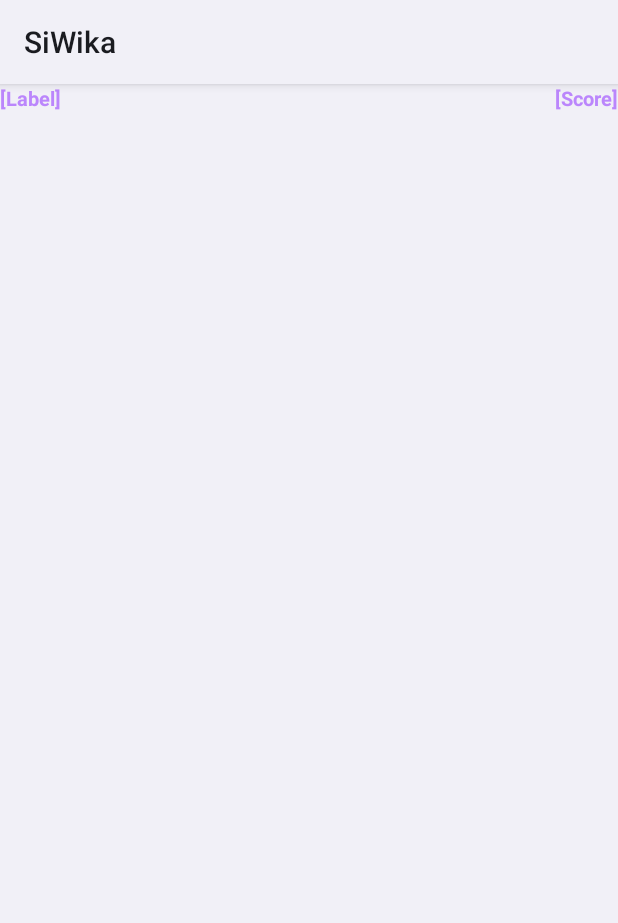
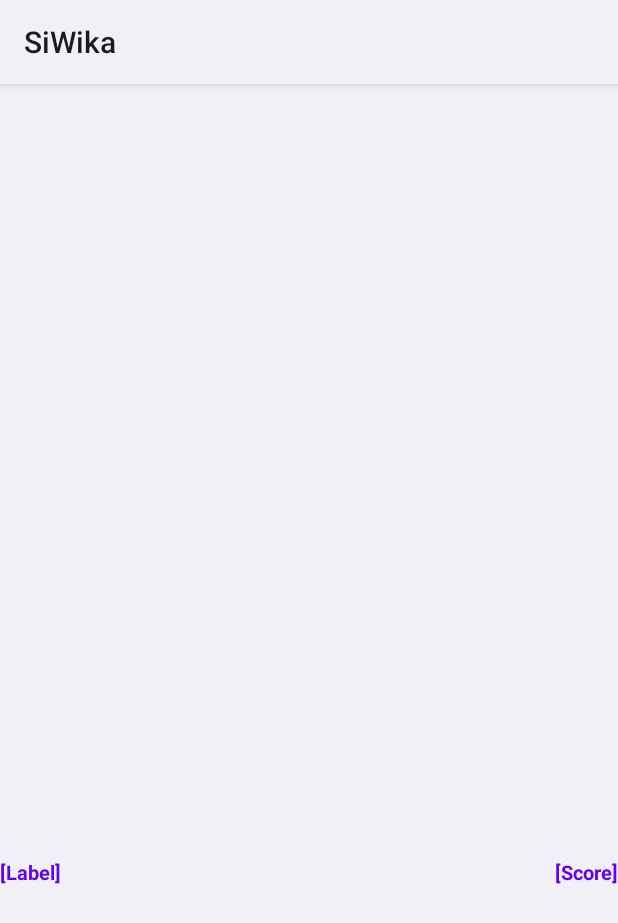
Before and after one commit to iiwake01/SiWika, an Android app built with Jetpack Compose: the layout cell_gesture_recognizer_result.xml on its own in the app's theme, with its tools: preview values and no code run, on a phone screen of 412 x 824 dp. Shown: the top 923 px of the screen. Run offline under Robolectric (Android 15) with nearby library versions, the phone set to English and light mode, and no system bars.

Commit message:
changed colors

```diff
--- a/app/src/main/java/com/example/siwika/ui/theme/Color.kt
+++ b/app/src/main/java/com/example/siwika/ui/theme/Color.kt
@@ -6,6 +6,6 @@ val Purple80 = Color(0xFFD0BCFF)
 val PurpleGrey80 = Color(0xFFCCC2DC)
 val Pink80 = Color(0xFFEFB8C8)
 
-val Purple40 = Color(0xFF6650a4)
+val Orange = Color(0xFFFFBF00)
 val PurpleGrey40 = Color(0xFF625b71)
 val Pink40 = Color(0xFF7D5260)
--- a/app/src/main/res/drawable/inset_splash.xml
+++ b/app/src/main/res/drawable/inset_splash.xml
@@ -2,9 +2,9 @@
 <inset
     xmlns:android="http://schemas.android.com/apk/res/android"
     android:drawable="@drawable/logo"
-    android:insetLeft="10dp"
-    android:insetRight="30dp"
-    android:insetTop="30dp"
-    android:insetBottom="10dp"
+    android:insetLeft="50dp"
+    android:insetRight="50dp"
+    android:insetTop="70dp"
+    android:insetBottom="70dp"
     android:inset="@dimen/splashscreen_icon_size"
     />
--- a/app/src/main/res/layout/cell_gesture_recognizer_result.xml
+++ b/app/src/main/res/layout/cell_gesture_recognizer_result.xml
@@ -2,30 +2,33 @@
 <androidx.constraintlayout.widget.ConstraintLayout xmlns:android="http://schemas.android.com/apk/res/android"
     xmlns:app="http://schemas.android.com/apk/res-auto"
     android:layout_width="match_parent"
-    android:layout_height="wrap_content"
+    android:layout_height="match_parent"
     xmlns:tools="http://schemas.android.com/tools">
+
+    <TextView
+        android:id="@+id/tvScore"
+        android:layout_width="wrap_content"
+        android:layout_height="wrap_content"
+        android:layout_marginTop="516dp"
+        android:textColor="@color/purple_500"
+        android:textSize="13sp"
+        android:textStyle="bold"
+        app:layout_constraintEnd_toEndOf="parent"
+        app:layout_constraintTop_toTopOf="parent"
+        tools:text="[Score]" />
 
     <TextView
         android:id="@+id/tvLabel"
         android:layout_width="0dp"
         android:layout_height="wrap_content"
-        tools:text="[Label]"
-        android:textColor="@color/purple_200"
+        android:layout_marginTop="516dp"
+        android:textColor="@color/purple_500"
         android:textSize="13sp"
         android:textStyle="bold"
         app:layout_constraintEnd_toStartOf="@+id/tvScore"
+        app:layout_constraintHorizontal_bias="0.0"
         app:layout_constraintStart_toStartOf="parent"
-        app:layout_constraintTop_toTopOf="parent" />
-
-    <TextView
-        android:id="@+id/tvScore"
-        android:layout_width="wrap_content"
-        android:layout_height="wrap_content"
-        tools:text="[Score]"
-        android:textColor="@color/purple_200"
-        android:textSize="13sp"
-        android:textStyle="bold"
-        app:layout_constraintEnd_toEndOf="parent"
-        app:layout_constraintTop_toTopOf="parent" />
+        app:layout_constraintTop_toTopOf="parent"
+        tools:text="[Label]" />
 
 </androidx.constraintlayout.widget.ConstraintLayout>
--- a/app/src/main/res/values-night/themes.xml
+++ b/app/src/main/res/values-night/themes.xml
@@ -3,12 +3,12 @@
     <style name="Theme.SiWika" parent="Theme.Material3.DayNight.NoActionBar" />
 
     <style name="Theme.Splash" parent="Theme.SplashScreen">
-        <item name="windowSplashScreenBackground">@color/black</item>
+        <item name="windowSplashScreenBackground">@color/white</item>
         <item name="windowSplashScreenAnimatedIcon">@drawable/inset_splash</item>
         <item name="windowSplashScreenAnimationDuration">300</item>
         <item name="postSplashScreenTheme">@style/Theme.SiWika</item>
         <!-- Status bar and Nav bar configs -->
-        <item name="android:statusBarColor" >@color/black</item>
-        <item name="android:navigationBarColor">@color/black</item>
+        <item name="android:statusBarColor" >@color/white</item>
+        <item name="android:navigationBarColor">@color/white</item>
     </style>
 </resources>
--- a/app/src/main/res/values/colors.xml
+++ b/app/src/main/res/values/colors.xml
@@ -7,4 +7,6 @@
     <color name="teal_700">#FF018786</color>
     <color name="black">#FF000000</color>
     <color name="white">#FFFFFFFF</color>
+    <color name="orange">#FFA500</color>
+
 </resources>
--- a/app/src/main/res/values/strings.xml
+++ b/app/src/main/res/values/strings.xml
@@ -14,4 +14,5 @@
     <string name="setting">Setting</string>
     <string name="translator">Translator</string>
     <string name="your_lesson">Your Lesson</string>
+
 </resources>
```
Also changed, not shown: app/src/main/java/com/example/siwika/ui/theme/Theme.kt (+6 -6 lines), app/src/main/res/layout/activity_main.xml (+6 -2 lines).
